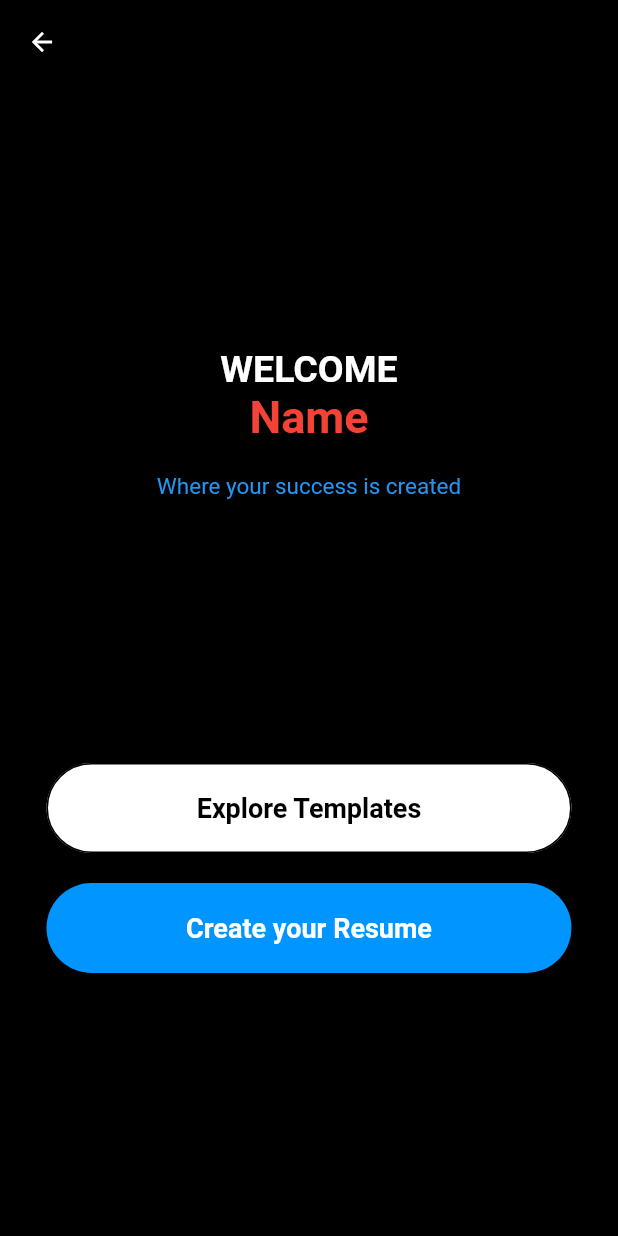
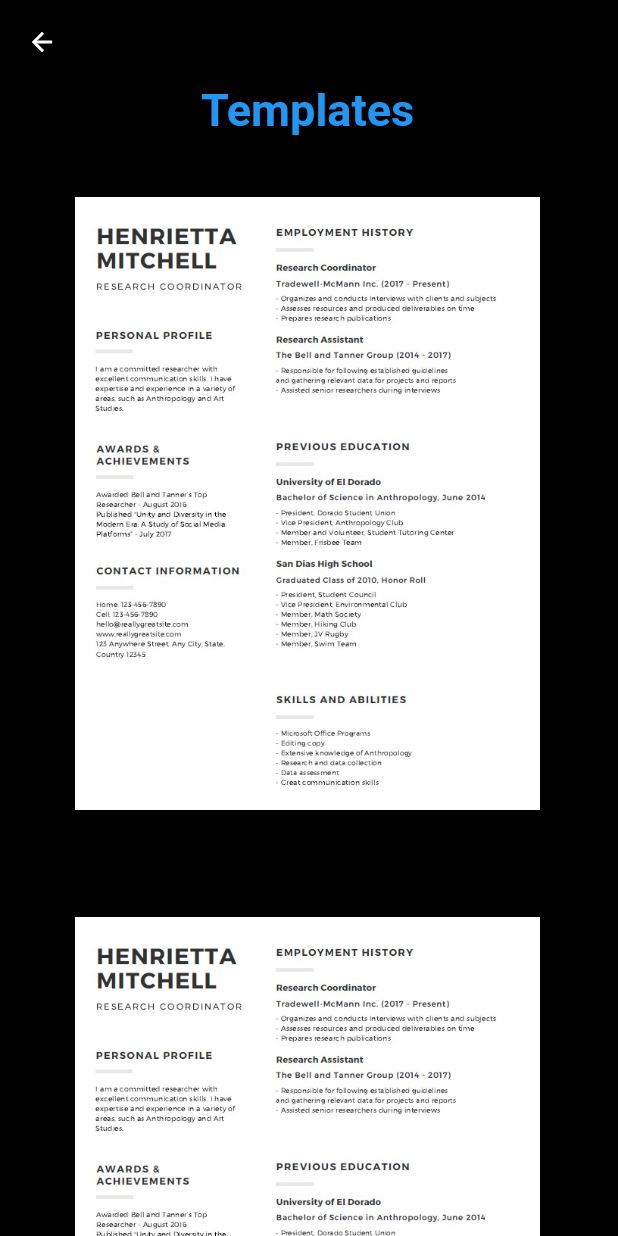
Before and after one commit to MLSAKIIT/Resumenest, a Flutter app: the Sign_Welc screen opened directly, after a tap on "Explore Templates", on a phone screen of 412 x 824 dp. Run offline on Flutter 3.47's test engine with Material 2 defaults, Android fonts, the light colour scheme and no system bars.

Commit message:
Explore Page added

```diff
--- /dev/null
+++ b/App/lib/explore.dart
@@ -0,0 +1,75 @@
+import 'package:flutter/material.dart';
+
+class ExploreTemp extends StatelessWidget {
+  const ExploreTemp({Key? key}) : super(key: key);
+
+  @override
+  Widget build(BuildContext context) {
+    return Scaffold(
+      resizeToAvoidBottomInset: false,
+      backgroundColor: Colors.black,
+      appBar: AppBar(
+        elevation: 0.8,
+        backgroundColor: Colors.black,
+        leading: IconButton(
+          onPressed: () {
+            Navigator.pop(context);
+          },
+          icon: Icon(
+            Icons.arrow_back,
+            size: 20,
+            color: Colors.white,
+          ),
+        ),
+      ),
+      body: SingleChildScrollView(
+        child: Column(
+          children: <Widget>[
+            Text("Templates",
+            style: TextStyle(
+              fontSize: 30,
+              fontWeight: FontWeight.bold,
+              color: Colors.blue,
+            ),),
+            SizedBox(height: 40,),
+            Padding(
+              padding: const EdgeInsets.only(left: 50,right: 50),
+              child: InkWell(
+
+                onTap: () {},
+                child: ClipRRect(
+                  child: Image.asset('assets/res1.jpg',
+                      width: 310, height: 410.0,alignment: Alignment.topCenter,),
+                ),
+              ),
+            ),
+            SizedBox(height: 70,),
+            Padding(
+              padding: const EdgeInsets.only(left: 50,right: 50),
+              child: InkWell(
+
+                onTap: () {},
+                child: ClipRRect(
+                  child: Image.asset('assets/res1.jpg',
+                    width: 310, height: 410.0,alignment: Alignment.topCenter,),
+                ),
+              ),
+            ),
+            SizedBox(height: 70,),
+            Padding(
+              padding: const EdgeInsets.only(left: 50,right: 50),
+              child: InkWell(
+
+                onTap: () {},
+                child: ClipRRect(
+                  child: Image.asset('assets/res2.jpg',
+                    width: 310, height: 410.0,alignment: Alignment.topCenter,),
+                ),
+              ),
+            ),
+          ],
+        ),
+      ),
+    );
+  }
+}
--- a/App/lib/login.dart
+++ b/App/lib/login.dart
@@ -151,7 +151,10 @@ class LoginPage extends StatelessWidget {
                   Row(
                     mainAxisAlignment: MainAxisAlignment.center,
                     children: <Widget>[
-                      Text("Don't have an Account ? "),
+                      Text("Don't have an Account ? ",
+                      style: TextStyle(
+                        color: Colors.white,
+                      ),),
                       new InkWell(
                         onTap: () {
                           Navigator.push(
@@ -163,6 +166,7 @@ class LoginPage extends StatelessWidget {
                           padding: new EdgeInsets.all(3.0),
                           child: new Text("SignUp",
                             style: TextStyle(
+                              color: Colors.blue,
                               fontSize: 18,
                               fontWeight: FontWeight.w600,
                             ),),
--- a/App/lib/login_wel.dart
+++ b/App/lib/login_wel.dart
@@ -1,5 +1,6 @@
 import 'package:flutter/material.dart';
 import 'package:resumantor/persoanl_detail.dart';
+import 'package:resumantor/explore.dart';
 class Login_Welc extends StatelessWidget {
   const Login_Welc({Key? key}) : super(key: key);
 
@@ -10,7 +11,7 @@ class Login_Welc extends StatelessWidget {
       backgroundColor: Colors.black,
       appBar: AppBar(
         elevation: 0.8,
-        backgroundColor: Colors.blue,
+        backgroundColor: Colors.black,
         leading: IconButton(
           onPressed: () {
             Navigator.pop(context);
@@ -106,6 +107,7 @@ class Login_Welc extends StatelessWidget {
                         height: 60,
                         onPressed: (){
                           //Navigator.push(context, MaterialPageRoute(builder: (context) => LoginPage() ));
+                          Navigator.push(context, MaterialPageRoute(builder: (context) => ExploreTemp() ));
                         },
                         color: Colors.white,
                         //defining the shape
--- a/App/lib/sign_wel.dart
+++ b/App/lib/sign_wel.dart
@@ -1,4 +1,5 @@
 import 'package:flutter/material.dart';
+import 'package:resumantor/explore.dart';
 import 'persoanl_detail.dart';
 
 class Sign_Welc extends StatelessWidget {
@@ -82,6 +83,7 @@ class Sign_Welc extends StatelessWidget {
                         height: 60,
                         onPressed: (){
                           //Navigator.push(context, MaterialPageRoute(builder: (context) => LoginPage() ));
+                          Navigator.push(context, MaterialPageRoute(builder: (context) => ExploreTemp() ));
                         } ,
                         color: Colors.white,
                         //defining the shape
```
Also changed, not shown: App/lib/persoanl_detail.dart (+33 -22 lines), App/pubspec.yaml (+6 -3 lines), App/assets/github.png (added), App/assets/linkedin.png (added), App/assets/res1.jpg (added), App/assets/res2.jpg (added), App/assets/res3.jpg (added).
